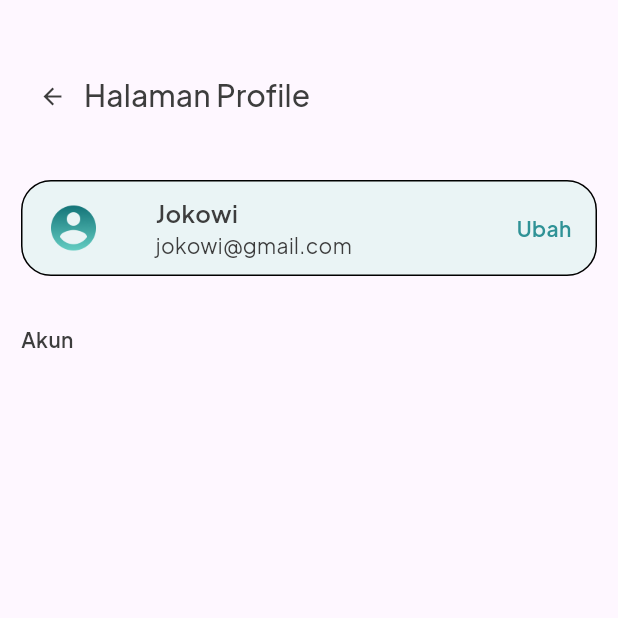
After one commit to Kalma-Project/Kalma-Mobile, a Flutter app: the Profile screen opened directly, on a phone screen of 412 x 824 dp, the top half of it. The commit adds this screen. Run offline on Flutter 3.47's test engine with Material 3 defaults, Android fonts, the phone set to English and light mode, and no system bars; our stand-ins replace google_fonts, image_picker.

Commit message:
profile page (50%), change profile(70%)

```diff
--- /dev/null
+++ b/lib/general/profile/screen/profile_screen.dart
@@ -0,0 +1,98 @@
+import 'package:flutter/material.dart';
+import 'package:flutter_ta/general/profile/screen/change_profile_screen.dart';
+import 'package:google_fonts/google_fonts.dart';
+
+class Profile extends StatelessWidget {
+  const Profile({super.key});
+
+  @override
+  Widget build(BuildContext context) {
+    return Scaffold(
+      body: SafeArea(
+        child: Padding(
+          padding: const EdgeInsets.symmetric(horizontal: 14, vertical: 40),
+          child: Column(
+            crossAxisAlignment: CrossAxisAlignment.start,
+            children: [
+              Row(
+                children: [
+                  TextButton(
+                    onPressed: () {
+                      Navigator.pop(context);
+                    },
+                    child: Row(
+                      children: [
+                        const Icon(Icons.arrow_back, color: Color(0xff3D3D3D)),
+                        const SizedBox(width: 12,),
+                        Text('Halaman Profile', style: GoogleFonts.plusJakartaSans(color: const Color(0xff3D3D3D), fontSize: 20, fontWeight: FontWeight.w500 ),
+                        )
+                      ],
+                    ),
+                  )
+                ],
+              ),
+              const SizedBox(height: 32,),
+              Container(
+                width: double.infinity,
+                height: 64,
+                decoration: BoxDecoration(
+                  color: const Color(0xffEAF4F5),
+                  border: Border.all(
+                    color: Colors.black,
+                    width: 1.0,
+                  ),
+                  borderRadius: BorderRadius.circular(20),
+                ),
+                child:  Padding(
+                  padding: const EdgeInsets.symmetric(horizontal: 16),
+                  child: Row(
+                    mainAxisAlignment: MainAxisAlignment.spaceBetween,
+                    crossAxisAlignment: CrossAxisAlignment.center,
+                    children: [
+                      const Image(image: AssetImage('images/profile_icon.png'), width: 36, height: 36,),
+                      SizedBox(
+                        width: 204,
+                        child: Column(
+                          crossAxisAlignment: CrossAxisAlignment.start,
+                          mainAxisAlignment: MainAxisAlignment.center,
+                          children: [
+                            Text('Jokowi', style: GoogleFonts.plusJakartaSans(
+                              fontWeight: FontWeight.w600,
+                              fontSize: 16,
+                              color: const Color(0xFF3D3D3D),
+                            ),),
+                            Text('jokowi@gmail.com', style: GoogleFonts.plusJakartaSans(
+                              fontWeight: FontWeight.w400,
+                              fontSize: 14,
+                              color: const Color(0xff3D3D3D),)
+                            ),
+                          ],
+                        ),
+                      ),
+                      GestureDetector(
+                        onTap: (){
+                          Navigator.push(context, MaterialPageRoute(builder: (context) => const ChangeProfile(),),);
+                        },
+                        child: Text('Ubah', style: GoogleFonts.plusJakartaSans(
+                          fontWeight: FontWeight.w600,
+                          fontSize: 14,
+                          color: const Color(0xFF2F9296),)),
+                      ),
+                    ],
+                  ),
+                ),
+              ),
+              const SizedBox(height: 32,),
+              Text('Akun', style: GoogleFonts.plusJakartaSans(
+                fontSize: 14,
+                fontWeight: FontWeight.w600,
+                color: const Color(0xff3D3D3D),
+              ),),
+
+            ],
+          ),
+        ),
+      ),
+    );
+  }
+}
--- a/pubspec.yaml
+++ b/pubspec.yaml
@@ -9,6 +9,7 @@ dependencies:
   flutter:
     sdk: flutter
   cupertino_icons: ^1.0.6
+  image_picker: ^1.0.8
   animated_splash_screen: ^1.3.0
   page_transition: ^2.1.0
   google_fonts: ^6.2.0
@@ -45,4 +46,6 @@ flutter:
     - images/onboarding_2.png
     - images/onboarding_3.png
     - images/onboarding_4.png
+    - images/profile_icon.png
+    - images/clear_icon.png
   uses-material-design: true
```
Also changed, not shown: lib/general/dashboard/screen/home/home_screen.dart (+11 -6 lines), lib/general/profile/screen/change_profile_screen.dart (+151 -0 lines), lib/general/profile/widget/change_profile_widget.dart (added, +86 -0 lines), lib/general/profile/widget/pick_image.dart (added, +13 -0 lines), images/clear_icon.png (added), images/profile_icon.png (added), pubspec.lock (deleted), 5 other files.
